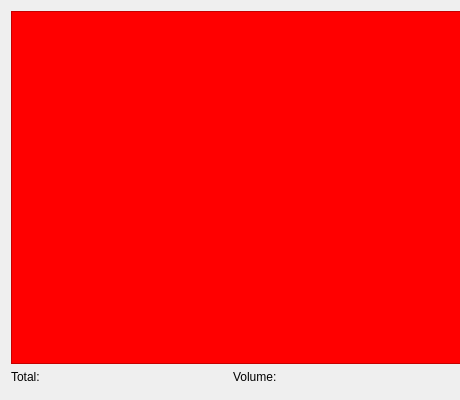
First picture: the form in resources/ui/mainwindow.ui, repository joejenniges/cargoscan, before the edit.
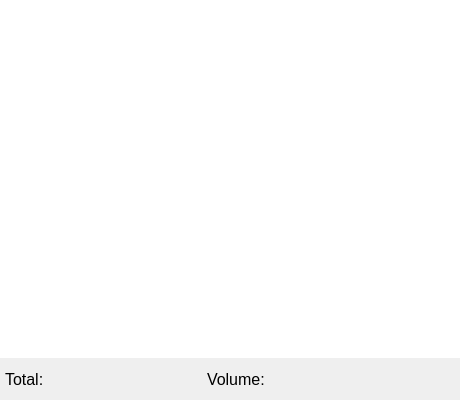
Second picture: the form after the edit.

Commit message: Update a lot of things Fix overlay mode positioning Added about window Added settings window Added colors and abbreviation options to value and volume Added opacity setting Added item list visibility toggle

```diff
--- a/resources/ui/mainwindow.ui
+++ b/resources/ui/mainwindow.ui
@@ -10,10 +10,16 @@
     <height>400</height>
    </rect>
   </property>
+  <property name="sizePolicy">
+   <sizepolicy hsizetype="Preferred" vsizetype="Minimum">
+    <horstretch>0</horstretch>
+    <verstretch>0</verstretch>
+   </sizepolicy>
+  </property>
   <property name="minimumSize">
    <size>
     <width>460</width>
-    <height>400</height>
+    <height>0</height>
    </size>
   </property>
   <property name="maximumSize">
@@ -26,28 +32,46 @@
    <string>CargoScan</string>
   </property>
   <widget class="QWidget" name="centralWidget">
-   <layout class="QGridLayout" name="gridLayout_2">
-    <item row="0" column="0">
+   <property name="sizePolicy">
+    <sizepolicy hsizetype="Expanding" vsizetype="Expanding">
+     <horstretch>0</horstretch>
+     <verstretch>0</verstretch>
+    </sizepolicy>
+   </property>
+   <layout class="QVBoxLayout" name="verticalLayout_2">
+    <property name="leftMargin">
+     <number>0</number>
+    </property>
+    <property name="topMargin">
+     <number>0</number>
+    </property>
+    <property name="rightMargin">
+     <number>0</number>
+    </property>
+    <item>
      <layout class="QVBoxLayout" name="verticalLayout">
-      <property name="bottomMargin">
-       <number>5</number>
+      <property name="sizeConstraint">
+       <enum>QLayout::SetMinimumSize</enum>
       </property>
       <item>
        <widget class="QTableWidget" name="tableWidget">
         <property name="minimumSize">
          <size>
-          <width>460</width>
+          <width>0</width>
           <height>0</height>
          </size>
         </property>
         <property name="maximumSize">
          <size>
-          <width>800</width>
+          <width>16777215</width>
           <height>16777215</height>
          </size>
         </property>
-        <property name="styleSheet">
-         <string notr="true">background-color: red</string>
+        <property name="autoFillBackground">
+         <bool>false</bool>
+        </property>
+        <property name="frameShape">
+         <enum>QFrame::NoFrame</enum>
         </property>
         <property name="horizontalScrollBarPolicy">
          <enum>Qt::ScrollBarAlwaysOff</enum>
@@ -60,10 +84,26 @@
         </attribute>
        </widget>
       </item>
+     </layout>
+    </item>
       <item>
        <layout class="QGridLayout" name="gridLayout">
+      <property name="leftMargin">
+       <number>5</number>
+      </property>
+      <property name="topMargin">
+       <number>5</number>
+      </property>
+      <property name="rightMargin">
+       <number>5</number>
+      </property>
         <item row="0" column="0">
          <widget class="QLabel" name="totalLabel">
+        <property name="font">
+         <font>
+          <pointsize>12</pointsize>
+         </font>
+        </property>
           <property name="text">
            <string>Total:</string>
           </property>
@@ -71,12 +111,71 @@
         </item>
         <item row="0" column="1">
          <widget class="QLabel" name="volumeLabel">
+        <property name="font">
+         <font>
+          <pointsize>12</pointsize>
+         </font>
+        </property>
           <property name="text">
            <string>Volume:</string>
           </property>
          </widget>
         </item>
-       </layout>
+      <item row="0" column="2">
+       <widget class="QPushButton" name="btn_about">
+        <property name="minimumSize">
+         <size>
+          <width>20</width>
+          <height>20</height>
+         </size>
+        </property>
+        <property name="maximumSize">
+         <size>
+          <width>20</width>
+          <height>20</height>
+         </size>
+        </property>
+        <property name="cursor">
+         <cursorShape>PointingHandCursor</cursorShape>
+        </property>
+        <property name="autoFillBackground">
+         <bool>true</bool>
+        </property>
+        <property name="text">
+         <string/>
+        </property>
+        <property name="flat">
+         <bool>true</bool>
+        </property>
+       </widget>
+      </item>
+      <item row="0" column="3">
+       <widget class="QPushButton" name="btn_settings">
+        <property name="minimumSize">
+         <size>
+          <width>20</width>
+          <height>20</height>
+         </size>
+        </property>
+        <property name="maximumSize">
+         <size>
+          <width>20</width>
+          <height>20</height>
+         </size>
+        </property>
+        <property name="cursor">
+         <cursorShape>PointingHandCursor</cursorShape>
+        </property>
+        <property name="autoFillBackground">
+         <bool>true</bool>
+        </property>
+        <property name="text">
+         <string/>
+        </property>
+        <property name="flat">
+         <bool>true</bool>
+        </property>
+       </widget>
       </item>
      </layout>
     </item>
```
Lines whose indentation alone changed are shown as unchanged. The commit also changes 21 other files.
